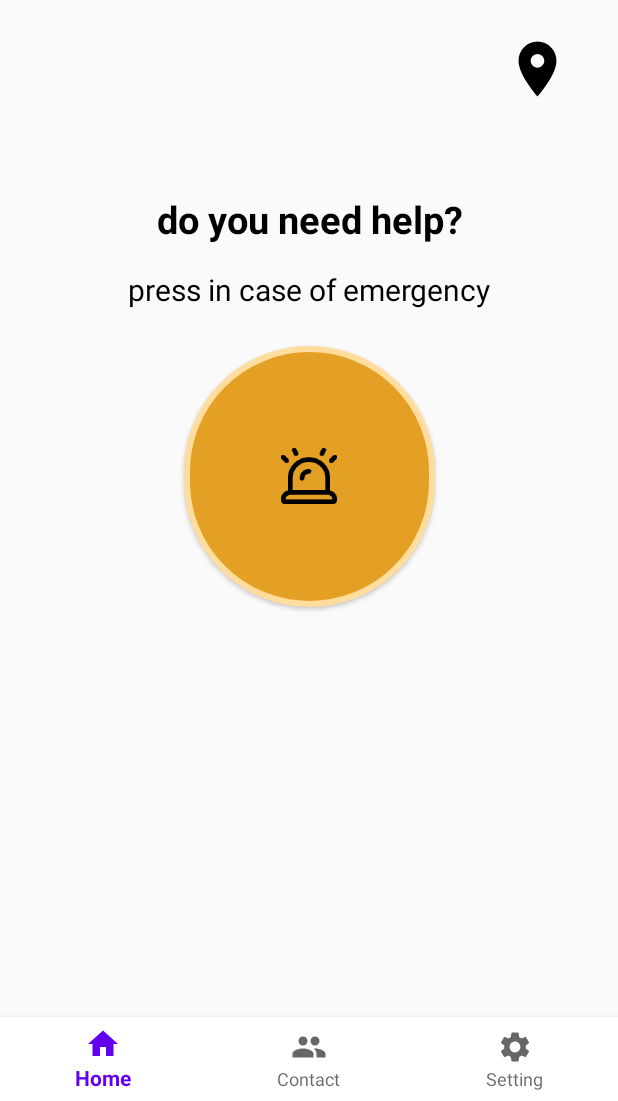
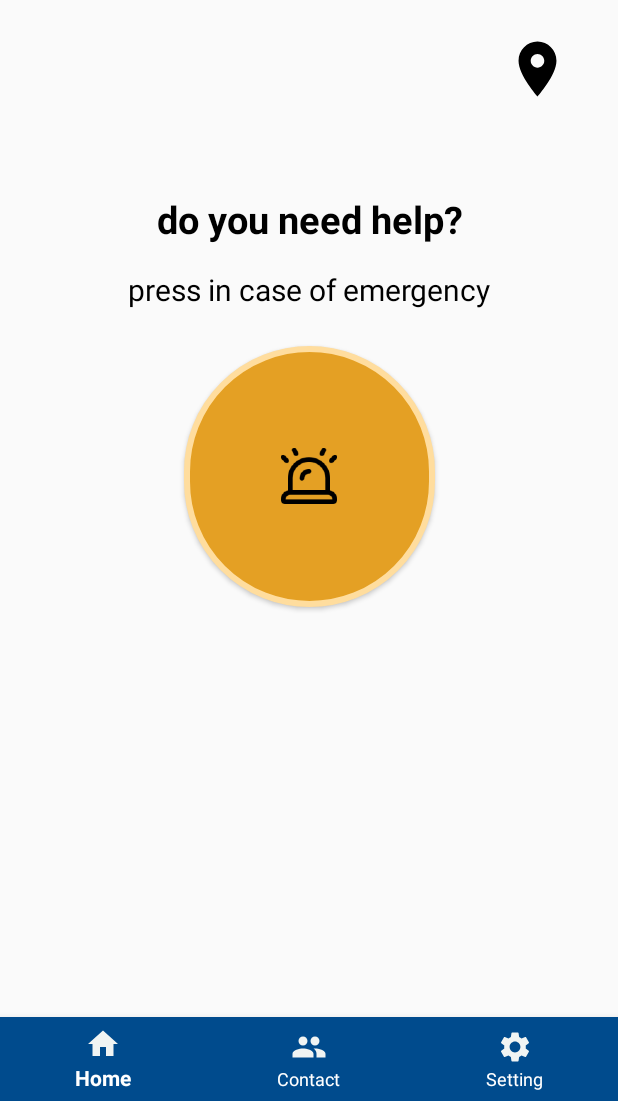
Before and after one commit to Bald-M/AWAI, an Android app: the MainActivity screen opened directly, with no data from a screen before it, on a phone screen of 412 x 824 dp, the part 135-1236 px from its top. Run offline under Robolectric (Android 15) with nearby library versions, the phone set to English and light mode, and no system bars.

Commit message:
Nav colour

```diff
--- a/app/src/main/res/layout/activity_main.xml
+++ b/app/src/main/res/layout/activity_main.xml
@@ -84,8 +84,10 @@
             android:layout_width="match_parent"
             android:layout_height="wrap_content"
             android:layout_gravity="start"
-            android:background="@color/white"
-            app:menu="@menu/bottom_nav_menu" />
+            android:background="@color/blue"
+            app:menu="@menu/bottom_nav_menu"
+            app:itemTextColor="#FFFFFF"
+            app:itemIconTint="@color/background" />
 
 
 </LinearLayout>
```
